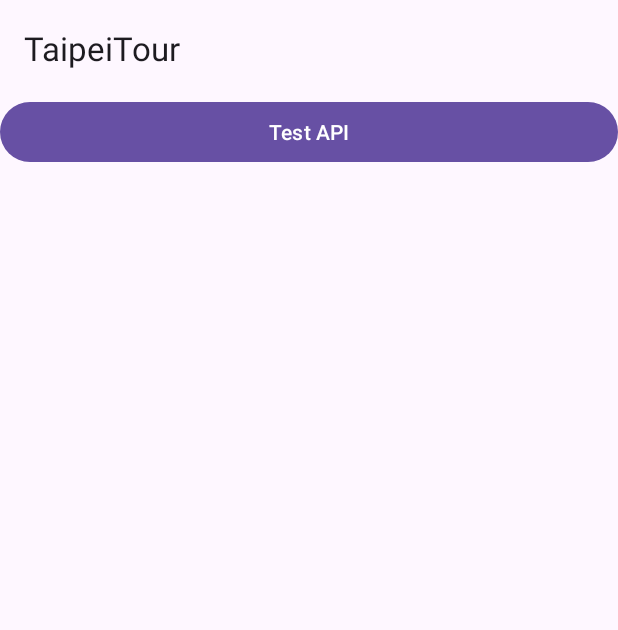
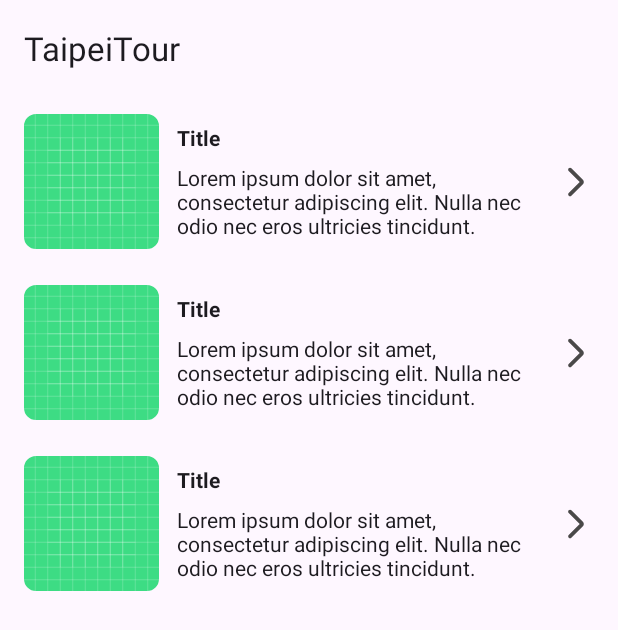
Before and after one commit to dvt1405/Tourist, an Android app: the layout fragment_main.xml on its own in the app's theme, with its tools: preview values and no code run, on a phone screen of 412 x 824 dp. Shown: the top 630 px of the screen. Run offline under Robolectric (Android 15) with nearby library versions, the phone set to English and light mode, and no system bars.

Commit message:
Handle main ui & select language flow

```diff
--- a/app/build.gradle.kts
+++ b/app/build.gradle.kts
@@ -51,6 +51,7 @@ dependencies {
     implementation(libs.androidx.lifecycle.runtime.ktx)
     implementation(libs.androidx.lifecycle.viewmodel.ktx)
     implementation(libs.androidx.fragment.ktx)
+    implementation(libs.androidx.swiperefreshlayout)
 
     implementation(platform(libs.okhttp.bom))
     implementation(libs.okhttp)
@@ -69,4 +70,6 @@ dependencies {
     testImplementation(libs.junit)
     androidTestImplementation(libs.androidx.junit)
     androidTestImplementation(libs.androidx.espresso.core)
+
+    implementation(project(":skeleton"))
 }
--- a/app/src/main/java/com/kt/apps/media/taipeitour/MainActivity.kt
+++ b/app/src/main/java/com/kt/apps/media/taipeitour/MainActivity.kt
@@ -17,14 +17,12 @@ class MainActivity : BaseActivity<ActivityMainBinding>() {
         get() = R.layout.activity_main
 
     override fun initView(savedInstanceState: Bundle?) {
-        Log.d("MainActivity", "initView: $savedInstanceState")
         if (savedInstanceState == null) {
             supportFragmentManager
                 .beginTransaction()
                 .replace(R.id.main, MainFragment())
                 .commit()
         }
-        Log.d("MainActivity", "initView: ")
         mainViewModel.getALlTour()
     }
 
--- a/app/src/main/res/layout/fragment_main.xml
+++ b/app/src/main/res/layout/fragment_main.xml
@@ -1,6 +1,7 @@
 <?xml version="1.0" encoding="utf-8"?>
 <layout xmlns:android="http://schemas.android.com/apk/res/android"
-    xmlns:app="http://schemas.android.com/apk/res-auto">
+    xmlns:app="http://schemas.android.com/apk/res-auto"
+    xmlns:tools="http://schemas.android.com/tools">
 
     <data>
 
@@ -15,6 +16,7 @@
             android:layout_height="wrap_content">
 
             <com.google.android.material.appbar.MaterialToolbar
+                android:id="@+id/toolbar"
                 android:layout_width="match_parent"
                 android:layout_height="wrap_content"
                 app:layout_scrollFlags="scroll|enterAlways"
@@ -22,23 +24,19 @@
 
         </com.google.android.material.appbar.AppBarLayout>
 
-        <androidx.constraintlayout.widget.ConstraintLayout
+        <androidx.swiperefreshlayout.widget.SwipeRefreshLayout
+            android:id="@+id/swipe_refresh_layout"
             android:layout_width="match_parent"
             android:layout_height="match_parent"
             app:layout_behavior="com.google.android.material.appbar.AppBarLayout$ScrollingViewBehavior">
 
-            <Button
-                android:id="@+id/btn_test"
-                android:layout_width="match_parent"
-                android:layout_height="wrap_content"
-                android:text="Test API"
-                app:layout_constraintTop_toTopOf="parent" />
-
             <androidx.recyclerview.widget.RecyclerView
                 android:id="@+id/recycler_view"
                 android:layout_width="match_parent"
-                android:layout_height="match_parent" />
-        </androidx.constraintlayout.widget.ConstraintLayout>
+                android:layout_height="match_parent"
+                app:layoutManager="androidx.recyclerview.widget.LinearLayoutManager"
+                tools:listitem="@layout/item_tour" />
+        </androidx.swiperefreshlayout.widget.SwipeRefreshLayout>
 
     </androidx.coordinatorlayout.widget.CoordinatorLayout>
 </layout>
--- /dev/null
+++ b/app/src/main/res/layout/item_tour.xml
@@ -0,0 +1,70 @@
+<?xml version="1.0" encoding="utf-8"?>
+<layout xmlns:android="http://schemas.android.com/apk/res/android"
+    xmlns:app="http://schemas.android.com/apk/res-auto"
+    xmlns:tools="http://schemas.android.com/tools">
+
+    <data>
+
+        <variable
+            name="item"
+            type="com.kt.apps.media.taipeitour.data.models.TourDTO" />
+    </data>
+
+    <androidx.constraintlayout.widget.ConstraintLayout
+        android:layout_width="match_parent"
+        android:layout_height="wrap_content"
+        android:foreground="?selectableItemBackground"
+        android:paddingHorizontal="16dp"
+        android:paddingVertical="12dp">
+
+        <com.google.android.material.imageview.ShapeableImageView
+            android:id="@+id/item_logo"
+            android:layout_width="90dp"
+            android:layout_height="90dp"
+            app:layout_constraintBottom_toBottomOf="parent"
+            app:layout_constraintStart_toStartOf="parent"
+            app:layout_constraintTop_toTopOf="parent"
+            app:shapeAppearance="@style/ShapeAppearance.Material3.MediumComponent"
+            tools:src="@drawable/ic_launcher_background" />
+
+        <TextView
+            android:id="@+id/item_name"
+            android:layout_width="0dp"
+            android:layout_height="wrap_content"
+            android:paddingHorizontal="12dp"
+            android:text="@{item.name}"
+            android:textAppearance="@style/TextAppearance.AppCompat.Body1"
+            android:textStyle="bold"
+            app:layout_constraintBottom_toTopOf="@id/item_description"
+            app:layout_constraintEnd_toStartOf="@id/item_arrow"
+            app:layout_constraintStart_toEndOf="@id/item_logo"
+            app:layout_constraintTop_toTopOf="@id/item_logo"
+            tools:text="Title" />
+
+        <TextView
+            android:id="@+id/item_description"
+            android:layout_width="0dp"
+            android:layout_height="wrap_content"
+            android:layout_marginTop="2dp"
+            android:lines="3"
+            android:paddingHorizontal="12dp"
+            android:text="@{item.introduction}"
+            android:textAppearance="@style/TextAppearance.AppCompat.Body1"
+            app:layout_constraintBottom_toBottomOf="@id/item_logo"
+            app:layout_constraintEnd_toEndOf="@id/item_name"
+            app:layout_constraintStart_toStartOf="@id/item_name"
+            app:layout_constraintTop_toBottomOf="@id/item_name"
+            tools:text="Lorem ipsum dolor sit amet, consectetur adipiscing elit. Nulla nec odio nec eros ultricies tincidunt." />
+
+        <ImageView
+            android:id="@+id/item_arrow"
+            android:layout_width="24dp"
+            android:layout_height="24dp"
+            android:src="@drawable/rounded_arrow_forward_ios_24"
+            app:layout_constraintBottom_toBottomOf="parent"
+            app:layout_constraintEnd_toEndOf="parent"
+            app:layout_constraintTop_toTopOf="parent"
+            app:tint="@color/skeleton_elements" />
+
+    </androidx.constraintlayout.widget.ConstraintLayout>
+</layout>
--- a/gradle/libs.versions.toml
+++ b/gradle/libs.versions.toml
@@ -16,11 +16,13 @@ glide = "4.16.0"
 retrofit = "2.11.0"
 gson = "2.10.1"
 gsonConverter = "2.11.0"
+swiperefreshlayout = "1.1.0"
 viewModelKtx = "2.7.0"
 
 [libraries]
 androidx-core-ktx = { group = "androidx.core", name = "core-ktx", version.ref = "coreKtx" }
 androidx-fragment-ktx = { module = "androidx.fragment:fragment-ktx", version.ref = "fragmentKtx" }
+androidx-swiperefreshlayout = { module = "androidx.swiperefreshlayout:swiperefreshlayout", version.ref = "swiperefreshlayout" }
 junit = { group = "junit", name = "junit", version.ref = "junit" }
 androidx-junit = { group = "androidx.test.ext", name = "junit", version.ref = "junitVersion" }
 androidx-espresso-core = { group = "androidx.test.espresso", name = "espresso-core", version.ref = "espressoCore" }
@@ -39,6 +41,7 @@ okhttp = { group = "com.squareup.okhttp3", name = "okhttp" }
 okhttp-logging-interceptor = { group = "com.squareup.okhttp3", name = "logging-interceptor" }
 
 glide = { group = "com.github.bumptech.glide", name = "glide", version.ref = "glide" }
+glide-compiler = { group = "com.github.bumptech.glide", name = "compiler", version.ref = "glide" }
 
 retrofit = { group = "com.squareup.retrofit2", name = "retrofit", version.ref = "retrofit" }
 
```
Also changed, not shown: app/src/main/java/com/kt/apps/media/taipeitour/base/BaseAdapter.kt (+52 -1 lines), app/src/main/java/com/kt/apps/media/taipeitour/data/models/TourResponseDTO.kt (+10 -1 lines), app/src/main/java/com/kt/apps/media/taipeitour/ui/MainAdapter.kt (added, +35 -0 lines), app/src/main/java/com/kt/apps/media/taipeitour/ui/MainFragment.kt (+71 -2 lines), app/src/main/java/com/kt/apps/media/taipeitour/ui/MainUIModel.kt (added, +9 -0 lines), app/src/main/java/com/kt/apps/media/taipeitour/ui/MainViewModel.kt (+23 -5 lines), app/src/main/java/com/kt/apps/media/taipeitour/ui/detail/DetailFragment.kt (added, +28 -0 lines), app/src/main/java/com/kt/apps/media/taipeitour/ui/detail/DetailUIModel.kt (added, +9 -0 lines), app/src/main/java/com/kt/apps/media/taipeitour/ui/selectlanguage/SelectLanguageAdapter.kt (added, +16 -0 lines), app/src/main/java/com/kt/apps/media/taipeitour/ui/selectlanguage/SelectLanguageFragment.kt (added, +46 -0 lines), app/src/main/res/layout/fragment_detail.xml (added, +13 -0 lines), app/src/main/res/layout/fragment_select_language.xml (added, +37 -0 lines), app/src/main/res/layout/item_select_language.xml (added, +31 -0 lines), app/src/main/res/layout/item_tour_loading.xml (added, +63 -0 lines), 1 more files.
